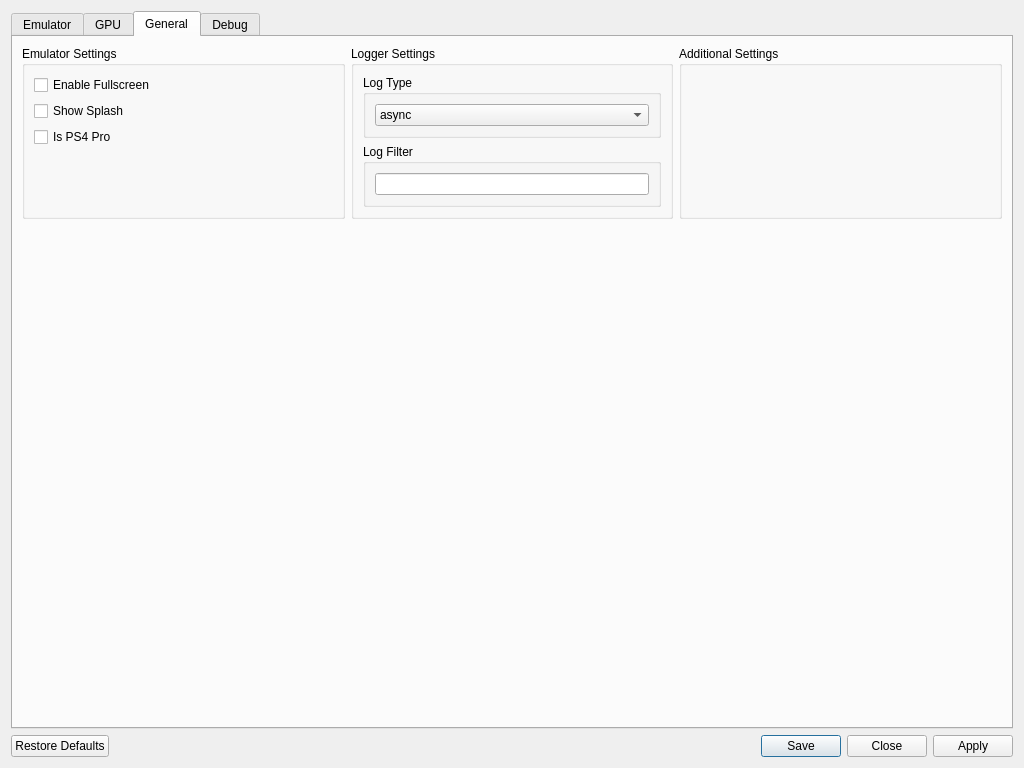
Old version of the form src/qt_gui/settings_dialog.ui in the repository shadps4-emu/shadPS4.
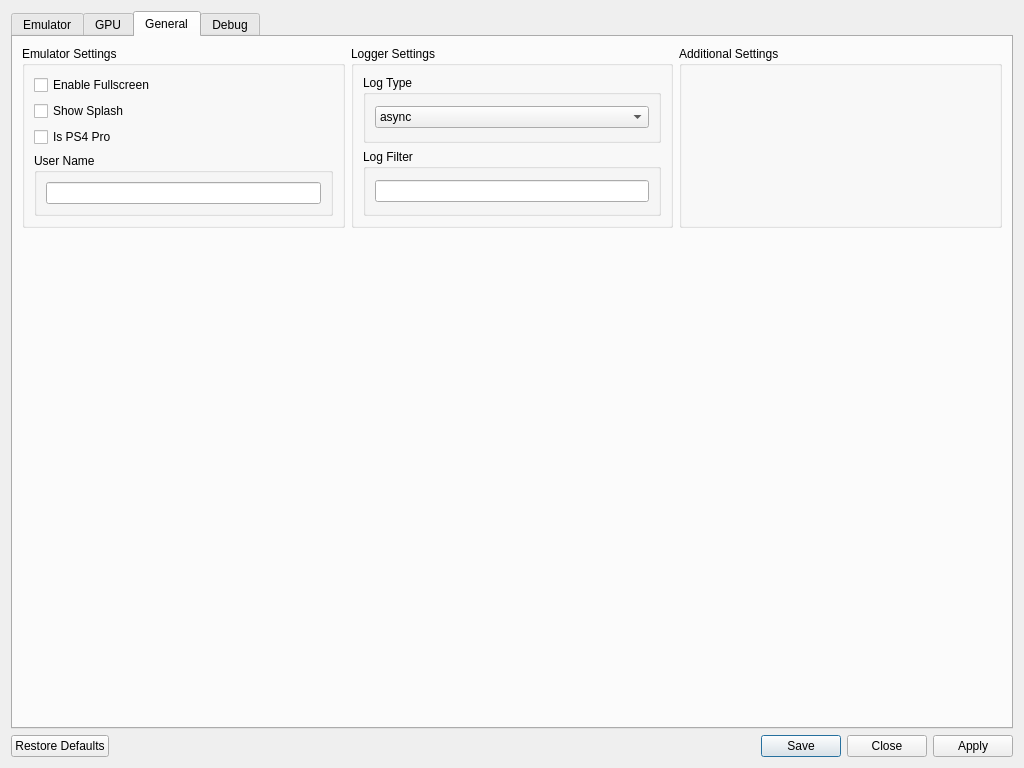
New version of the form. The open tabs and pages were chosen to show the change. Icons and pictures are not drawn.

Commit message: Qt-GUI: Adding User Name selection

The edit to the form file:
```diff
--- a/src/qt_gui/settings_dialog.ui
+++ b/src/qt_gui/settings_dialog.ui
@@ -655,6 +655,32 @@
                  </property>
                 </widget>
                </item>
+               <item>
+                <layout class="QVBoxLayout" name="vLayoutUserName">
+                 <property name="spacing">
+                  <number>6</number>
+                 </property>
+                 <property name="leftMargin">
+                  <number>0</number>
+                 </property>
+                 <item>
+                  <layout class="QHBoxLayout" name="hLayoutUserName">
+                   <item>
+                    <widget class="QGroupBox" name="userName">
+                     <property name="title">
+                      <string>User Name</string>
+                     </property>
+                     <layout class="QVBoxLayout" name="userNameLayout">
+                      <item>
+                       <widget class="QLineEdit" name="userNameLineEdit"/>
+                      </item>
+                     </layout>
+                    </widget>
+                   </item>
+                  </layout>
+                 </item>
+                </layout>
+               </item>
                <item>
                 <spacer name="emulatorTabSpacerLeft">
                  <property name="orientation">
```
The commit also changes 3 other files.
